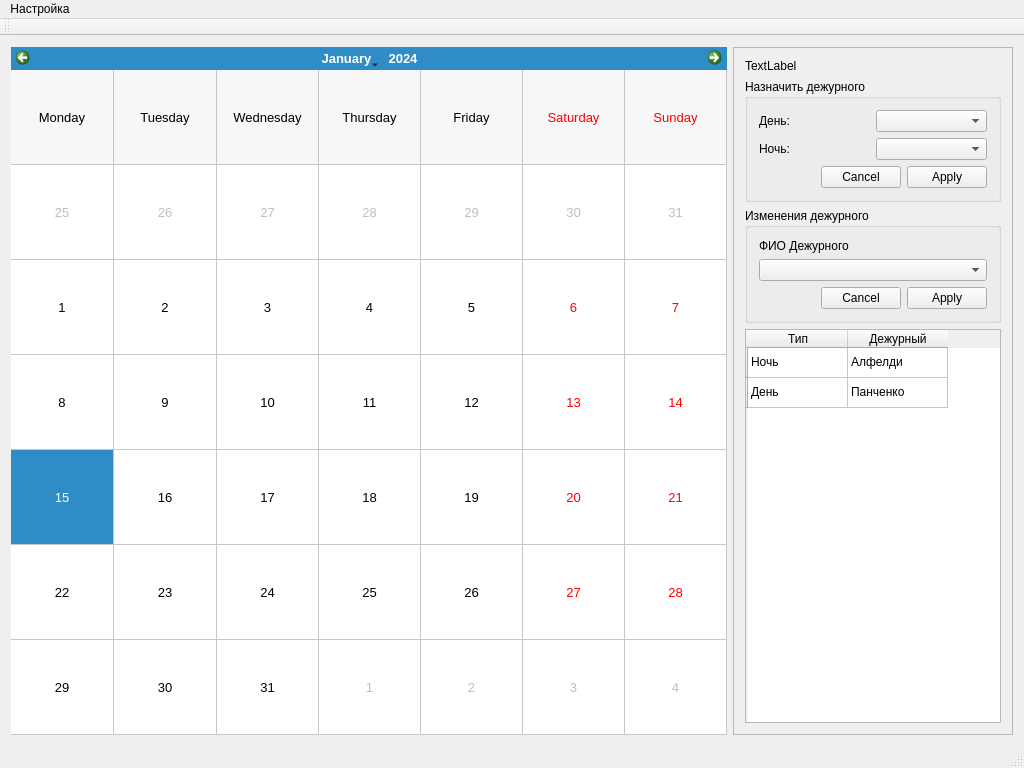
The window that mainwindow.ui (rust3128/HotlineSchedule) describes before a commit, drawn with Qt 5.
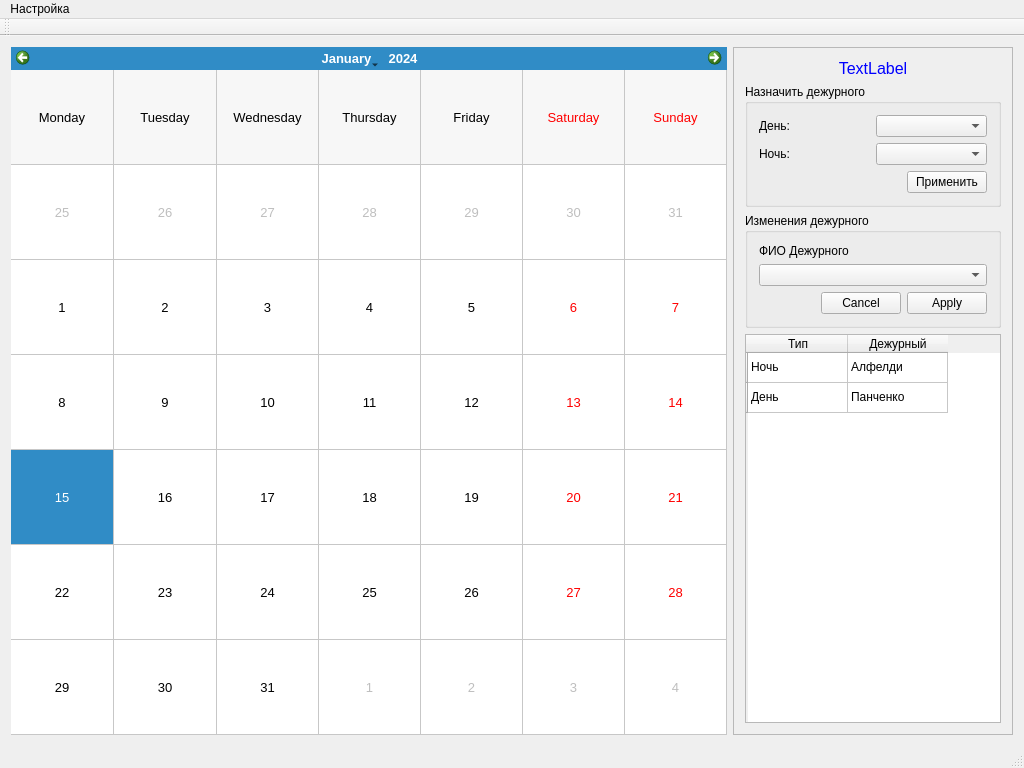
The same window after the commit. Custom widgets are drawn as their Qt base class.

```diff
--- a/mainwindow.ui
+++ b/mainwindow.ui
@@ -43,10 +43,21 @@
       </property>
       <layout class="QGridLayout" name="gridLayout_2">
        <item row="0" column="0">
-        <widget class="QLabel" name="label">
+        <widget class="QLabel" name="labelCurrendDay">
+         <property name="font">
+          <font>
+           <pointsize>12</pointsize>
+          </font>
+         </property>
+         <property name="styleSheet">
+          <string notr="true">color: rgb(0, 0, 255);</string>
+         </property>
          <property name="text">
           <string>TextLabel</string>
          </property>
+         <property name="alignment">
+          <set>Qt::AlignCenter</set>
+         </property>
         </widget>
        </item>
        <item row="3" column="0">
@@ -133,7 +144,17 @@
            </widget>
           </item>
           <item row="0" column="1">
-           <widget class="QComboBox" name="comboBox_2"/>
+           <widget class="QComboBox" name="comboBoxDay">
+            <property name="editable">
+             <bool>false</bool>
+            </property>
+            <property name="currentText">
+             <string/>
+            </property>
+            <property name="maxVisibleItems">
+             <number>20</number>
+            </property>
+           </widget>
           </item>
           <item row="1" column="0">
            <widget class="QLabel" name="label_4">
@@ -143,14 +164,38 @@
            </widget>
           </item>
           <item row="1" column="1">
-           <widget class="QComboBox" name="comboBox_3"/>
+           <widget class="QComboBox" name="comboBoxNight">
+            <property name="editable">
+             <bool>false</bool>
+            </property>
+            <property name="currentText">
+             <string/>
+            </property>
+           </widget>
           </item>
           <item row="2" column="0" colspan="2">
-           <widget class="QDialogButtonBox" name="buttonBox_2">
-            <property name="standardButtons">
-             <set>QDialogButtonBox::Apply|QDialogButtonBox::Cancel</set>
-            </property>
-           </widget>
+           <layout class="QHBoxLayout" name="horizontalLayout">
+            <item>
+             <spacer name="horizontalSpacer">
+              <property name="orientation">
+               <enum>Qt::Horizontal</enum>
+              </property>
+              <property name="sizeHint" stdset="0">
+               <size>
+                <width>40</width>
+                <height>20</height>
+               </size>
+              </property>
+             </spacer>
+            </item>
+            <item>
+             <widget class="QPushButton" name="pushButtonNew">
+              <property name="text">
+               <string>Применить</string>
+              </property>
+             </widget>
+            </item>
+           </layout>
           </item>
          </layout>
         </widget>
```
Left out of the diff: 16 changed lines with no effect on the pictures.
